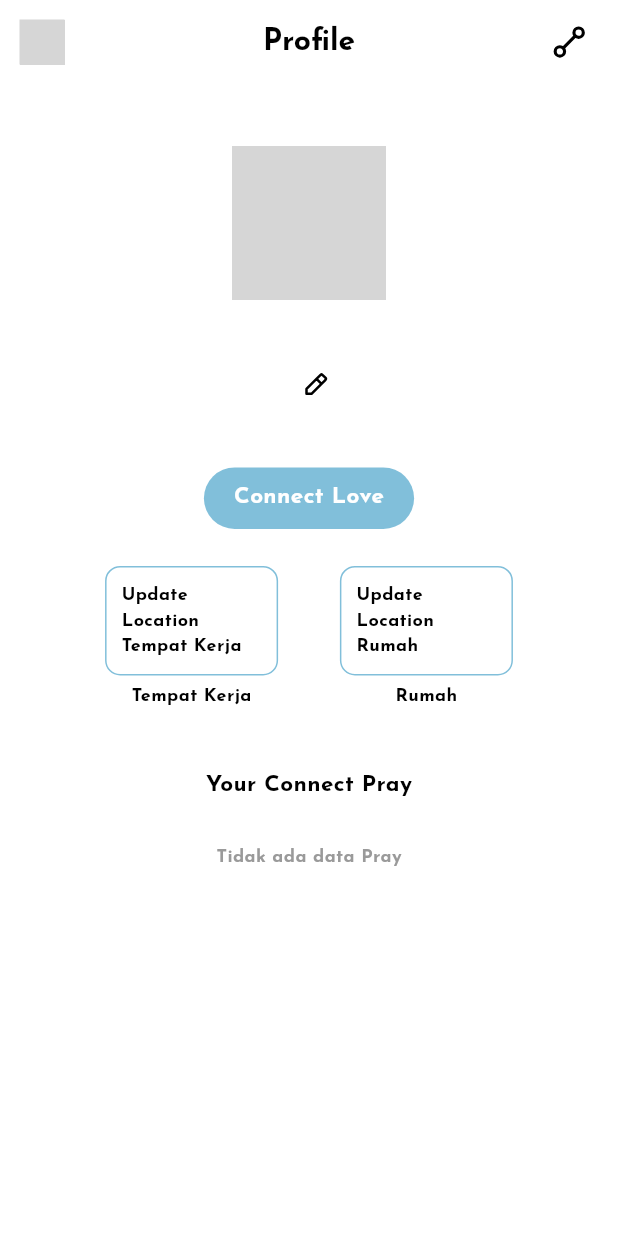
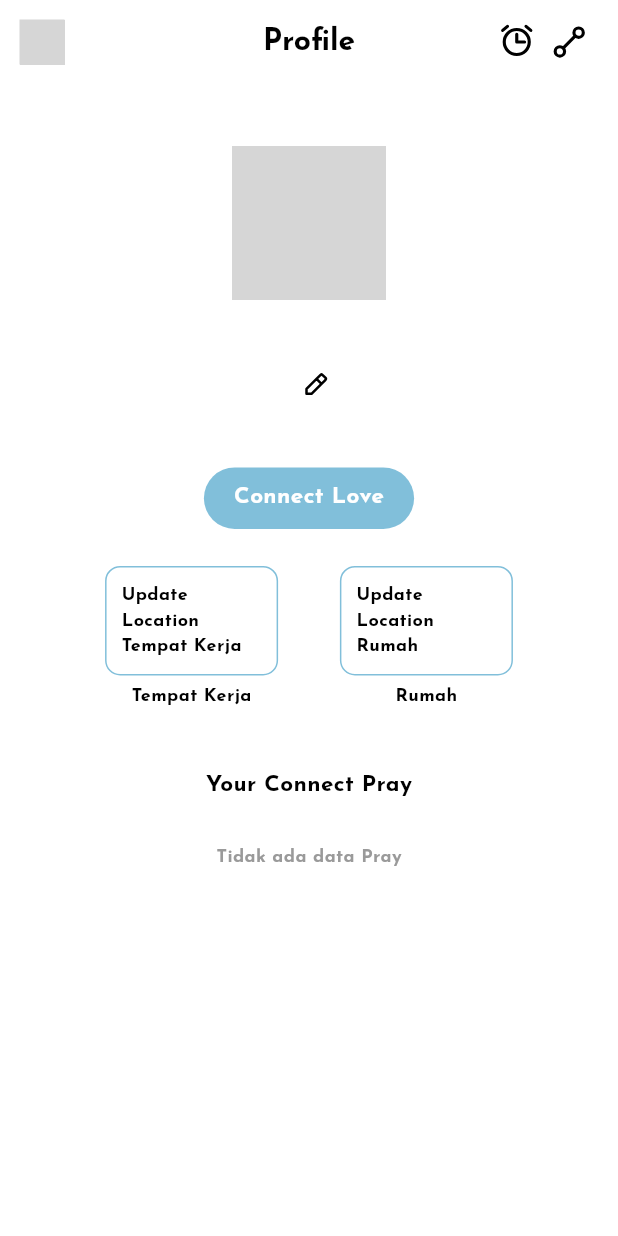
Before and after one commit to adimaulanaa/liad, a Flutter app: the ProfileScreen screen opened directly, on a phone screen of 412 x 824 dp. Run offline on Flutter 3.47's test engine with Material 3 defaults, Android fonts, the phone set to English and light mode, and no system bars; our stand-ins replace cloud_firestore, device_info_plus, firebase_core, firebase_messaging, flutter_svg, geolocator and 4 more; missing offline and left inert: alarm; accounts and stored records are empty; statements that could not run were skipped; key blocks and very long unbroken strings in the code were emptied for the run; grey boxes are pictures that could not be loaded.

Commit message:
add set alarm profile

```diff
--- a/lib/core/media/media_res.dart
+++ b/lib/core/media/media_res.dart
@@ -21,4 +21,5 @@ class MediaRes {
   static const settings = '$_baseIcon/settings.svg';
   static const pencils = '$_baseIcon/pencil.svg';
   static const path = '$_baseIcon/path.svg';
+  static const alarm = '$_baseIcon/alarm.svg';
 }
--- a/lib/features/presentation/profile_screen.dart
+++ b/lib/features/presentation/profile_screen.dart
@@ -9,6 +9,7 @@ import 'package:liad/core/utils/loading.dart';
 import 'package:liad/features/data/dashboard_provider.dart';
 import 'package:liad/features/model/prays_model.dart';
 import 'package:liad/features/model/profile_model.dart';
+import 'package:liad/features/model/schedule_sholat_model.dart';
 import 'package:liad/features/model/weather_model.dart';
 import 'package:liad/features/presentation/dashboard_screen.dart';
 import 'package:liad/features/widgets/profile_widget.dart';
@@ -27,14 +28,23 @@ class _ProfileScreenState extends State<ProfileScreen> {
   final loveController = TextEditingController();
   final weatherController = TextEditingController();
   final ValueNotifier<bool> isLoading = ValueNotifier(false);
+  final ValueNotifier<bool> isAlarmFajr = ValueNotifier(false);
+  final ValueNotifier<bool> isAlarmDhuhr = ValueNotifier(false);
+  final ValueNotifier<bool> isAlarmAsr = ValueNotifier(false);
+  final ValueNotifier<bool> isAlarmMaghrib = ValueNotifier(false);
+  final ValueNotifier<bool> isAlarmIsha = ValueNotifier(false);
   String myName = '';
+  String selectedDates = '';
   bool isData = false;
   bool isDtWWork = false;
   bool isDtWHome = false;
+  DateTime? selectedDate;
 
   UpdateNameModel updateName = UpdateNameModel();
   UpdateNameModel updateConnect = UpdateNameModel();
   UpdateNameModel updateWeater = UpdateNameModel();
+  UpdateNameModel updateAlarm = UpdateNameModel();
+  ScheduleSholatModel schadulePray = ScheduleSholatModel();
   ProfileModel profile = ProfileModel();
   PraysModel prays = PraysModel();
   Cuaca homeWeater = Cuaca();
@@ -84,6 +94,24 @@ class _ProfileScreenState extends State<ProfileScreen> {
           ),
         ),
         actions: [
+          InkWell(
+            splashFactory: NoSplash.splashFactory,
+            highlightColor: Colors.transparent,
+            onTap: () async {
+              selectedDates = await selectDate(context, selectedDate);
+              setDataAlarm(selectedDates, size);
+            },
+            child: Padding(
+              padding: const EdgeInsets.only(right: 10),
+              child: SvgPicture.asset(
+                MediaRes.alarm,
+                fit: BoxFit.contain,
+                width: 25,
+                // ignore: deprecated_member_use
+                color: AppColors.bgBlack,
+              ),
+            ),
+          ),
           InkWell(
             splashFactory: NoSplash.splashFactory,
             highlightColor: Colors.transparent,
@@ -219,15 +247,15 @@ class _ProfileScreenState extends State<ProfileScreen> {
                       prays.isFajr!
                           ? _prays(size)
                           : Padding(
-                            padding: const EdgeInsets.only(top: 20),
-                            child: Text(
+                              padding: const EdgeInsets.only(top: 20),
+                              child: Text(
                                 'Tidak ada data Pray',
                                 style: greyTextstyle.copyWith(
                                   fontSize: 12,
                                   fontWeight: bold,
                                 ),
                               ),
-                          ),
+                            ),
                     ],
                   )
                 : const SizedBox.shrink(),
@@ -378,6 +406,22 @@ class _ProfileScreenState extends State<ProfileScreen> {
       showSnackbar(context, 'Gagal Update', false);
     }
     isLoading.value = false;
+    getData();
+  }
+
+  void setDataAlarm(String selectedDates, Size size) async {
+    isLoading.value = true;
+    final provider = Provider.of<DashboardProvider>(context, listen: false);
+    schadulePray = await provider.loadPrayerSchedule(selectedDates);
+    if (!schadulePray.isError) {
+      await initAlarmProfile(schadulePray, selectedDates);
+      // ignore: use_build_context_synchronously
+      showSnackbar(context, 'Berhasil Menambahkan alarm', true);
+      isLoading.value = false;
+    } else {
+      // ignore: use_build_context_synchronously
+      showSnackbar(context, 'Gagal Update', false);
+    }
     setState(() {});
   }
 }
```
Also changed, not shown: lib/features/model/weather_model.dart (+20 -0 lines), lib/features/widgets/profile_widget.dart (+84 -0 lines), lib/features/widgets/widget_dash.dart (+12 -0 lines).
